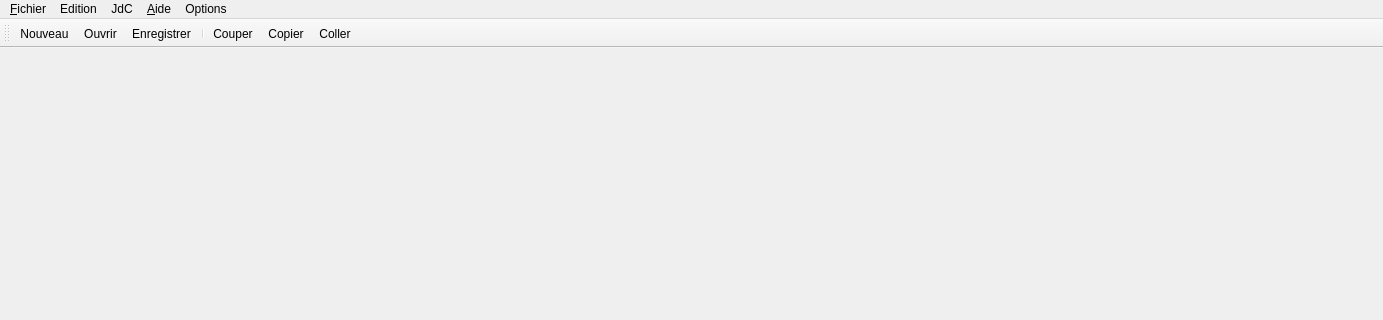
Before: the Qt Designer form UiQT4/myMain.ui in SalomePlatform/eficas_tools, drawn with Qt 5; both pictures show x 0 to 1383 and y 0 to 320 of the 1383 by 811 pixel window.
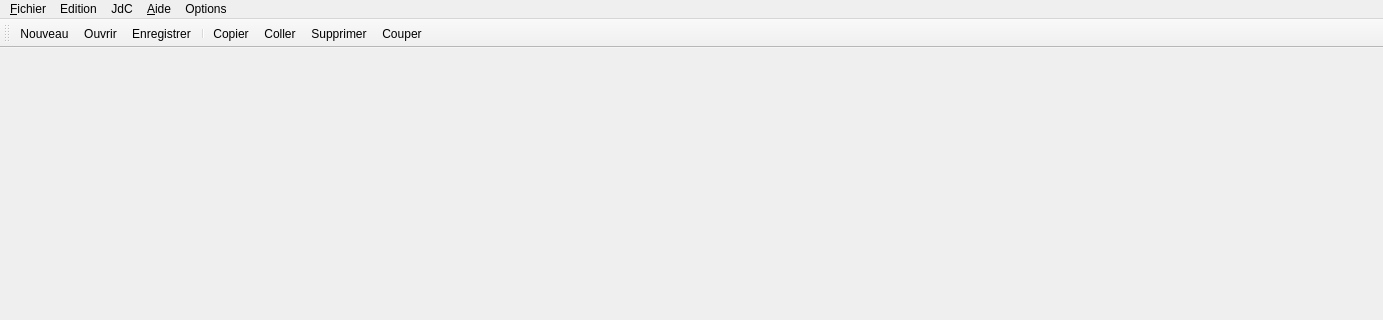
After: the same form once the commit is applied. Icons and pictures are not drawn.

Commit message: resolution anomalie 1752

What changed in the file:
```diff
--- a/UiQT4/myMain.ui
+++ b/UiQT4/myMain.ui
@@ -89,9 +89,10 @@
    <addaction name="action_Ouvrir" />
    <addaction name="actionEnregistrer" />
    <addaction name="separator" />
-   <addaction name="actionCouper" />
    <addaction name="actionCopier" />
    <addaction name="actionColler" />
+   <addaction name="actionSupprimer" />
+   <addaction name="actionCouper" />
   </widget>
   <action name="action_Nouveau" >
    <property name="icon" >
```
Left out of the diff: 4 changed lines with no effect on the pictures.
